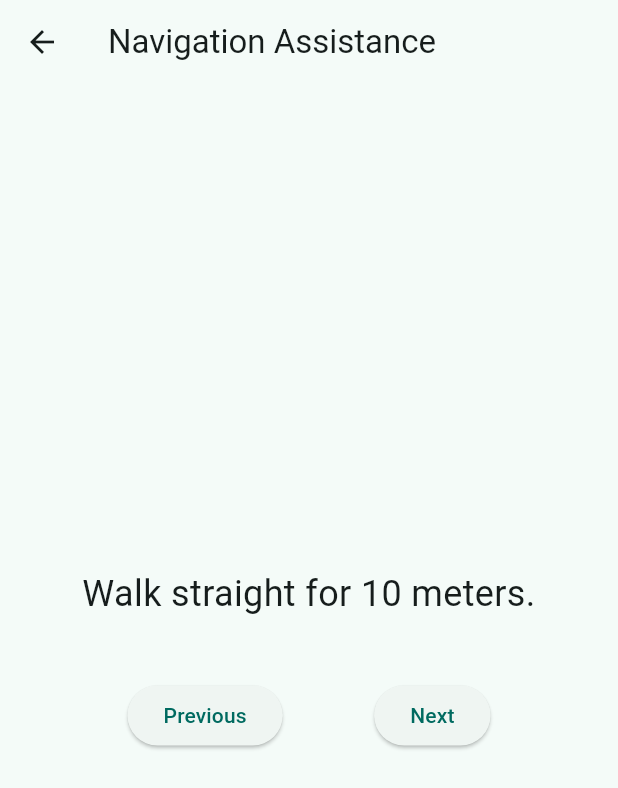
After one commit to DUNCORIR/Naviplus, a Flutter app: the NavigationAssistanceScreen screen opened directly, after a tap on "Next", on a phone screen of 412 x 824 dp. The commit adds this screen. Shown: the top 788 px of the screen. Run offline on Flutter 3.47's test engine with Material 3 defaults, Android fonts, the phone set to English and light mode, and no system bars; our stand-ins replace flutter_tts, speech_to_text.

Commit message:
Step 4: Add Navigation Assistance screen with text-to-speech guidance

```diff
--- /dev/null
+++ b/mobile/lib/screens/navigation_assistance_screen.dart
@@ -0,0 +1,95 @@
+import 'package:flutter/material.dart';
+import 'package:flutter_tts/flutter_tts.dart';
+
+/// Screen that provides audio + text-based navigation assistance
+/// to help visually impaired users move within buildings.
+class NavigationAssistanceScreen extends StatefulWidget {
+  const NavigationAssistanceScreen({super.key});
+
+  @override
+  State<NavigationAssistanceScreen> createState() => _NavigationAssistanceScreenState();
+}
+
+class _NavigationAssistanceScreenState extends State<NavigationAssistanceScreen> {
+  final FlutterTts _flutterTts = FlutterTts();
+
+  // Simulated navigation instructions (these can come from backend later)
+  final List<String> _instructions = [
+    "You are currently at the building entrance.",
+    "Walk straight for 10 meters.",
+    "Turn right towards the elevator.",
+    "You have reached the elevator. Press the button for floor 2.",
+  ];
+
+  int _currentStep = 0; // Track current instruction
+
+  @override
+  void initState() {
+    super.initState();
+    _speakInstruction(); // Speak first instruction on load
+  }
+
+  /// Speaks the current instruction using TTS
+  Future<void> _speakInstruction() async {
+    await _flutterTts.speak(_instructions[_currentStep]);
+  }
+
+  /// Move to next instruction (if available)
+  void _nextStep() {
+    if (_currentStep < _instructions.length - 1) {
+      setState(() {
+        _currentStep++;
+      });
+      _speakInstruction();
+    } else {
+      _flutterTts.speak("You have completed the navigation.");
+    }
+  }
+
+  /// Move back to previous instruction
+  void _prevStep() {
+    if (_currentStep > 0) {
+      setState(() {
+        _currentStep--;
+      });
+      _speakInstruction();
+    }
+  }
+
+  @override
+  Widget build(BuildContext context) {
+    return Scaffold(
+      appBar: AppBar(title: const Text('Navigation Assistance')),
+      body: Padding(
+        padding: const EdgeInsets.all(24.0),
+        child: Column(
+          mainAxisAlignment: MainAxisAlignment.center,
+          children: [
+            // Display instruction visually for those who can read it
+            Text(
+              _instructions[_currentStep],
+              style: const TextStyle(fontSize: 24),
+              textAlign: TextAlign.center,
+            ),
+            const SizedBox(height: 40),
+
+            // Buttons to move forward/backward
+            Row(
+              mainAxisAlignment: MainAxisAlignment.spaceEvenly,
+              children: [
+                ElevatedButton(
+                  onPressed: _prevStep,
+                  child: const Text('Previous'),
+                ),
+                ElevatedButton(
+                  onPressed: _nextStep,
+                  child: const Text('Next'),
+                ),
+              ],
+            )
+          ],
+        ),
+      ),
+    );
+  }
+}
--- a/mobile/lib/voice_command_screen.dart
+++ b/mobile/lib/voice_command_screen.dart
@@ -2,6 +2,7 @@ import 'package:flutter/material.dart';
 import 'package:speech_to_text/speech_to_text.dart' as stt;
 import 'screens/scan_building_screen.dart'; // <-- New import for ScanBuildingScreen
 import 'dart:io'; // For platform checks
+import 'screens/navigation_assistance_screen.dart';
 
 /// This screen allows users to give voice commands,
 /// which are transcribed and optionally used for navigation.
```
